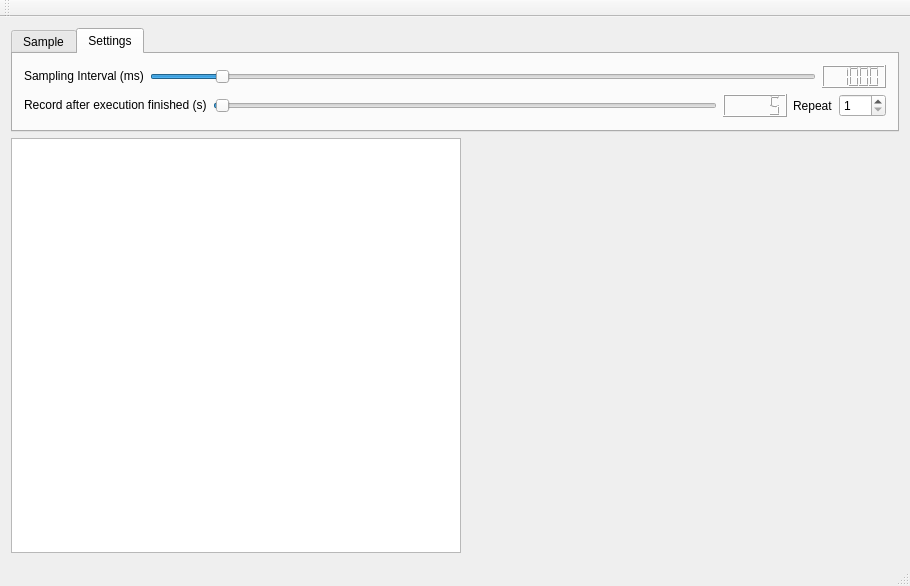
Old version of the form odroidreader.ui in the repository TUD-OS/OdroidReader.
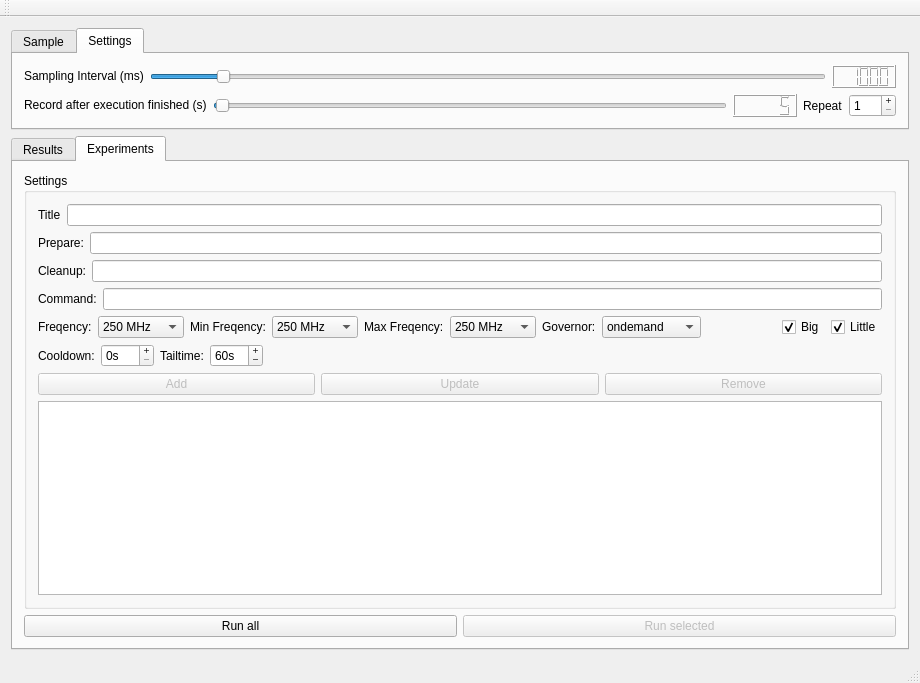
New version of the form. The open tabs and pages were chosen to show the change. Custom widgets are drawn as their Qt base class.

What changed in the file:
```diff
--- a/odroidreader.ui
+++ b/odroidreader.ui
@@ -6,8 +6,8 @@
    <rect>
     <x>0</x>
     <y>0</y>
-    <width>910</width>
-    <height>586</height>
+    <width>920</width>
+    <height>624</height>
    </rect>
   </property>
   <property name="windowTitle">
@@ -205,6 +205,9 @@
           </item>
           <item>
            <widget class="QSpinBox" name="repetitions">
+            <property name="buttonSymbols">
+             <enum>QAbstractSpinBox::PlusMinus</enum>
+            </property>
             <property name="minimum">
              <number>1</number>
             </property>
@@ -220,34 +223,654 @@
      </widget>
     </item>
     <item>
-     <layout class="QHBoxLayout" name="horizontalLayout_2">
-      <item>
-       <widget class="QTableWidget" name="sensors">
-        <property name="sizePolicy">
-         <sizepolicy hsizetype="Expanding" vsizetype="Expanding">
-          <horstretch>0</horstretch>
-          <verstretch>0</verstretch>
-         </sizepolicy>
-        </property>
-        <property name="minimumSize">
-         <size>
-          <width>450</width>
-          <height>0</height>
-         </size>
-        </property>
-       </widget>
-      </item>
-      <item>
-       <widget class="QwtPlot" name="qwtPlot">
-        <property name="sizePolicy">
-         <sizepolicy hsizetype="MinimumExpanding" vsizetype="MinimumExpanding">
-          <horstretch>0</horstretch>
-          <verstretch>0</verstretch>
-         </sizepolicy>
-        </property>
-       </widget>
-      </item>
-     </layout>
+     <widget class="QTabWidget" name="tabWidget_2">
+      <property name="sizePolicy">
+       <sizepolicy hsizetype="Expanding" vsizetype="MinimumExpanding">
+        <horstretch>0</horstretch>
+        <verstretch>0</verstretch>
+       </sizepolicy>
+      </property>
+      <property name="currentIndex">
+       <number>1</number>
+      </property>
+      <widget class="QWidget" name="tab_3">
+       <attribute name="title">
+        <string>Results</string>
+       </attribute>
+       <layout class="QHBoxLayout" name="horizontalLayout_6">
+        <item>
+         <widget class="QTableWidget" name="sensors">
+          <property name="sizePolicy">
+           <sizepolicy hsizetype="Expanding" vsizetype="Expanding">
+            <horstretch>0</horstretch>
+            <verstretch>0</verstretch>
+           </sizepolicy>
+          </property>
+          <property name="minimumSize">
+           <size>
+            <width>450</width>
+            <height>0</height>
+           </size>
+          </property>
+         </widget>
+        </item>
+        <item>
+         <widget class="QwtPlot" name="qwtPlot">
+          <property name="sizePolicy">
+           <sizepolicy hsizetype="MinimumExpanding" vsizetype="MinimumExpanding">
+            <horstretch>0</horstretch>
+            <verstretch>0</verstretch>
+           </sizepolicy>
+          </property>
+         </widget>
+        </item>
+       </layout>
+      </widget>
+      <widget class="QWidget" name="tab_4">
+       <attribute name="title">
+        <string>Experiments</string>
+       </attribute>
+       <layout class="QVBoxLayout" name="verticalLayout_4">
+        <item>
+         <widget class="QGroupBox" name="groupBox">
+          <property name="title">
+           <string>Settings</string>
+          </property>
+          <layout class="QVBoxLayout" name="verticalLayout_5">
+           <item>
+            <layout class="QHBoxLayout" name="horizontalLayout_12">
+             <item>
+              <widget class="QLabel" name="label_13">
+               <property name="text">
+                <string>Title</string>
+               </property>
+              </widget>
+             </item>
+             <item>
+              <widget class="QLineEdit" name="exp_name"/>
+             </item>
+            </layout>
+           </item>
+           <item>
+            <layout class="QHBoxLayout" name="horizontalLayout_2">
+             <item>
+              <widget class="QLabel" name="label_6">
+               <property name="text">
+                <string>Prepare:</string>
+               </property>
+              </widget>
+             </item>
+             <item>
+              <widget class="QLineEdit" name="exp_prepare"/>
+             </item>
+            </layout>
+           </item>
+           <item>
+            <layout class="QHBoxLayout" name="horizontalLayout_9">
+             <item>
+              <widget class="QLabel" name="label_11">
+               <property name="text">
+                <string>Cleanup:</string>
+               </property>
+              </widget>
+             </item>
+             <item>
+              <widget class="QLineEdit" name="exp_cleanup"/>
+             </item>
+            </layout>
+           </item>
+           <item>
+            <layout class="QHBoxLayout" name="horizontalLayout_10">
+             <item>
+              <widget class="QLabel" name="label_12">
+               <property name="text">
+                <string>Command:</string>
+               </property>
+              </widget>
+             </item>
+             <item>
+              <widget class="QLineEdit" name="exp_command"/>
+             </item>
+            </layout>
+           </item>
+           <item>
+            <layout class="QHBoxLayout" name="horizontalLayout_7">
+             <item>
+              <widget class="QLabel" name="label_7">
+               <property name="text">
+                <string>Freqency:</string>
+               </property>
+              </widget>
+             </item>
+             <item>
+              <widget class="QComboBox" name="freq">
+               <property name="sizePolicy">
+                <sizepolicy hsizetype="Preferred" vsizetype="Preferred">
+                 <horstretch>0</horstretch>
+                 <verstretch>0</verstretch>
+                </sizepolicy>
+               </property>
+               <item>
+                <property name="text">
+                 <string>250 MHz</string>
+                </property>
+               </item>
+               <item>
+                <property name="text">
+                 <string>300 MHz</string>
+                </property>
+               </item>
+               <item>
+                <property name="text">
+                 <string>350 MHz</string>
+                </property>
+               </item>
+               <item>
+                <property name="text">
+                 <string>400 MHz</string>
+                </property>
+               </item>
+               <item>
+                <property name="text">
+                 <string>450 MHz</string>
+                </property>
+               </item>
+               <item>
+                <property name="text">
+                 <string>500 MHz</string>
+                </property>
+               </item>
+               <item>
+                <property name="text">
+                 <string>550 MHz</string>
+                </property>
+               </item>
+               <item>
+                <property name="text">
+                 <string>600 MHz</string>
+                </property>
+               </item>
+               <item>
+                <property name="text">
+                 <string>800 MHz</string>
+                </property>
+               </item>
+               <item>
+                <property name="text">
+                 <string>900 MHz</string>
+                </property>
+               </item>
+               <item>
+                <property name="text">
+                 <string>1000 MHz</string>
+                </property>
+               </item>
+               <item>
+                <property name="text">
+                 <string>1100 MHz</string>
+                </property>
+               </item>
+               <item>
+                <property name="text">
+                 <string>1200 MHz</string>
+                </property>
+               </item>
+               <item>
+                <property name="text">
+                 <string>1300 MHz</string>
+                </property>
+               </item>
+               <item>
+                <property name="text">
+                 <string>1400 MHz</string>
+                </property>
+               </item>
+               <item>
+                <property name="text">
+                 <string>1500 MHz</string>
+                </property>
+               </item>
+               <item>
+                <property name="text">
+                 <string>1600 MHz</string>
+                </property>
+               </item>
+              </widget>
+             </item>
+             <item>
+              <widget class="QLabel" name="label_14">
+               <property name="text">
+                <string>Min Freqency:</string>
+               </property>
+              </widget>
+             </item>
+             <item>
+              <widget class="QComboBox" name="freq_min">
+               <property name="sizePolicy">
+                <sizepolicy hsizetype="Preferred" vsizetype="Preferred">
+                 <horstretch>0</horstretch>
+                 <verstretch>0</verstretch>
+                </sizepolicy>
+               </property>
+               <item>
+                <property name="text">
+                 <string>250 MHz</string>
+                </property>
+               </item>
+               <item>
+                <property name="text">
+                 <string>300 MHz</string>
+                </property>
+               </item>
+               <item>
+                <property name="text">
+                 <string>350 MHz</string>
+                </property>
+               </item>
+               <item>
+                <property name="text">
+                 <string>400 MHz</string>
+                </property>
+               </item>
+               <item>
+                <property name="text">
+                 <string>450 MHz</string>
+                </property>
+               </item>
+               <item>
+                <property name="text">
+                 <string>500 MHz</string>
+                </property>
+               </item>
+               <item>
+                <property name="text">
+                 <string>550 MHz</string>
+                </property>
+               </item>
+               <item>
+                <property name="text">
+                 <string>600 MHz</string>
+                </property>
+               </item>
+               <item>
+                <property name="text">
+                 <string>800 MHz</string>
+                </property>
+               </item>
+               <item>
+                <property name="text">
+                 <string>900 MHz</string>
+                </property>
+               </item>
+               <item>
+                <property name="text">
+                 <string>1000 MHz</string>
+                </property>
+               </item>
+               <item>
+                <property name="text">
+                 <string>1100 MHz</string>
+                </property>
+               </item>
+               <item>
+                <property name="text">
+                 <string>1200 MHz</string>
+                </property>
+               </item>
+               <item>
+                <property name="text">
+                 <string>1300 MHz</string>
+                </property>
+               </item>
+               <item>
+                <property name="text">
+                 <string>1400 MHz</string>
+                </property>
+               </item>
+               <item>
+                <property name="text">
+                 <string>1500 MHz</string>
+                </property>
+               </item>
+               <item>
+                <property name="text">
+                 <string>1600 MHz</string>
+                </property>
+               </item>
+              </widget>
+             </item>
+             <item>
+              <widget class="QLabel" name="label_15">
+               <property name="text">
+                <string>Max Freqency:</string>
+               </property>
+              </widget>
+             </item>
+             <item>
+              <widget class="QComboBox" name="freq_max">
+               <property name="sizePolicy">
+                <sizepolicy hsizetype="Preferred" vsizetype="Preferred">
+                 <horstretch>0</horstretch>
+                 <verstretch>0</verstretch>
+                </sizepolicy>
+               </property>
+               <item>
+                <property name="text">
+                 <string>250 MHz</string>
+                </property>
+               </item>
+               <item>
+                <property name="text">
+                 <string>300 MHz</string>
+                </property>
+               </item>
+               <item>
+                <property name="text">
+                 <string>350 MHz</string>
+                </property>
+               </item>
+               <item>
+                <property name="text">
+                 <string>400 MHz</string>
+                </property>
+               </item>
+               <item>
+                <property name="text">
+                 <string>450 MHz</string>
+                </property>
+               </item>
+               <item>
+                <property name="text">
+                 <string>500 MHz</string>
+                </property>
+               </item>
+               <item>
+                <property name="text">
+                 <string>550 MHz</string>
+                </property>
+               </item>
+               <item>
+                <property name="text">
+                 <string>600 MHz</string>
+                </property>
+               </item>
+               <item>
+                <property name="text">
+                 <string>800 MHz</string>
+                </property>
+               </item>
+               <item>
+                <property name="text">
+                 <string>900 MHz</string>
+                </property>
+               </item>
+               <item>
+                <property name="text">
+                 <string>1000 MHz</string>
+                </property>
+               </item>
+               <item>
+                <property name="text">
+                 <string>1100 MHz</string>
+                </property>
+               </item>
+               <item>
+                <property name="text">
+                 <string>1200 MHz</string>
+                </property>
+               </item>
+               <item>
+                <property name="text">
+                 <string>1300 MHz</string>
+                </property>
+               </item>
+               <item>
+                <property name="text">
+                 <string>1400 MHz</string>
+                </property>
+               </item>
+               <item>
+                <property name="text">
+                 <string>1500 MHz</string>
+                </property>
+               </item>
+               <item>
+                <property name="text">
+                 <string>1600 MHz</string>
+                </property>
+               </item>
+              </widget>
+             </item>
+             <item>
+              <widget class="QLabel" name="label_8">
+               <property name="text">
+                <string>Governor:</string>
+               </property>
+              </widget>
+             </item>
+             <item>
+              <widget class="QComboBox" name="freq_gov">
+               <property name="sizePolicy">
+                <sizepolicy hsizetype="Preferred" vsizetype="Preferred">
+                 <horstretch>0</horstretch>
+                 <verstretch>0</verstretch>
+                </sizepolicy>
+               </property>
+               <item>
+                <property name="text">
+                 <string>ondemand</string>
+                </property>
+               </item>
+               <item>
+                <property name="text">
+                 <string>interactive</string>
+                </property>
+               </item>
+               <item>
+                <property name="text">
+                 <string>conservative</string>
+                </property>
+               </item>
+               <item>
+                <property name="text">
+                 <string>userspace</string>
+                </property>
+               </item>
+               <item>
+                <property name="text">
+                 <string>powersave</string>
+                </property>
+               </item>
+               <item>
+                <property name="text">
+                 <string>performance</string>
+                </property>
+               </item>
+              </widget>
+             </item>
+             <item>
+              <spacer name="horizontalSpacer">
+               <property name="orientation">
+                <enum>Qt::Horizontal</enum>
+               </property>
+               <property name="sizeHint" stdset="0">
+                <size>
+                 <width>40</width>
+                 <height>20</height>
+                </size>
+               </property>
+              </spacer>
+             </item>
+             <item>
+              <widget class="QCheckBox" name="useBig">
+               <property name="text">
+                <string>Big</string>
+               </property>
+               <property name="checked">
+                <bool>true</bool>
+               </property>
+              </widget>
+             </item>
+             <item>
+              <widget class="QCheckBox" name="useLittle">
+               <property name="text">
+                <string>Little</string>
+               </property>
+               <property name="checked">
+                <bool>true</bool>
+               </property>
+              </widget>
+             </item>
+            </layout>
+           </item>
+           <item>
+            <layout class="QHBoxLayout" name="horizontalLayout_13">
+             <item>
+              <widget class="QLabel" name="label_10">
+               <property name="toolTip">
+                <string/>
+               </property>
+               <property name="text">
+                <string>Cooldown:</string>
+               </property>
+              </widget>
+             </item>
+             <item>
+              <widget class="QSpinBox" name="cooldown">
+               <property name="sizePolicy">
+                <sizepolicy hsizetype="Minimum" vsizetype="Preferred">
+                 <horstretch>0</horstretch>
+                 <verstretch>0</verstretch>
+                </sizepolicy>
+               </property>
+               <property name="toolTip">
+                <string>Time after the execution to include in measurement</string>
+               </property>
+               <property name="buttonSymbols">
+                <enum>QAbstractSpinBox::PlusMinus</enum>
+               </property>
+               <property name="suffix">
+                <string>s</string>
+               </property>
+               <property name="maximum">
+                <number>600</number>
+               </property>
+              </widget>
+             </item>
+             <item>
+              <widget class="QLabel" name="label_9">
+               <property name="toolTip">
+                <string/>
+               </property>
+               <property name="text">
+                <string>Tailtime:</string>
+               </property>
+              </widget>
+             </item>
+             <item>
+              <widget class="QSpinBox" name="tail">
+               <property name="sizePolicy">
+                <sizepolicy hsizetype="Minimum" vsizetype="Preferred">
+                 <horstretch>0</horstretch>
+                 <verstretch>0</verstretch>
+                </sizepolicy>
+               </property>
+               <property name="toolTip">
+                <string>Time between measurements to get back to steady state</string>
+               </property>
+               <property name="buttonSymbols">
+                <enum>QAbstractSpinBox::PlusMinus</enum>
+               </property>
+               <property name="suffix">
+                <string>s</string>
+               </property>
+               <property name="maximum">
+                <number>600</number>
+               </property>
+               <property name="value">
+                <number>60</number>
+               </property>
+              </widget>
+             </item>
+             <item>
+              <spacer name="horizontalSpacer_2">
+               <property name="orientation">
+                <enum>Qt::Horizontal</enum>
+               </property>
+               <property name="sizeHint" stdset="0">
+                <size>
+                 <width>40</width>
+                 <height>20</height>
+                </size>
+               </property>
+              </spacer>
+             </item>
+            </layout>
+           </item>
+           <item>
+            <layout class="QHBoxLayout" name="horizontalLayout_8">
+             <item>
+              <widget class="QPushButton" name="addExperiment">
+               <property name="enabled">
+                <bool>false</bool>
+               </property>
+               <property name="text">
+                <string>Add</string>
+               </property>
+              </widget>
+             </item>
+             <item>
+              <widget class="QPushButton" name="updateExperiment">
+               <property name="enabled">
+                <bool>false</bool>
+               </property>
+               <property name="text">
+                <string>Update</string>
+               </property>
+              </widget>
+             </item>
+             <item>
+              <widget class="QPushButton" name="removeExperiment">
+               <property name="enabled">
+                <bool>false</bool>
+               </property>
+               <property name="text">
+                <string>Remove</string>
+               </property>
+              </widget>
+             </item>
+            </layout>
+           </item>
+           <item>
+            <widget class="QListWidget" name="listWidget"/>
+           </item>
+          </layout>
+         </widget>
+        </item>
+        <item>
+         <layout class="QHBoxLayout" name="horizontalLayout_11">
+          <item>
+           <widget class="QPushButton" name="runAll">
+            <property name="text">
+             <string>Run all</string>
+            </property>
+           </widget>
+          </item>
+          <item>
+           <widget class="QPushButton" name="runSelected">
+            <property name="enabled">
+             <bool>false</bool>
+            </property>
+            <property name="text">
+             <string>Run selected</string>
+            </property>
+           </widget>
+          </item>
+         </layout>
+        </item>
+       </layout>
+      </widget>
+     </widget>
     </item>
    </layout>
   </widget>
```
Left out of the diff: 4 changed lines with no effect on the pictures.
